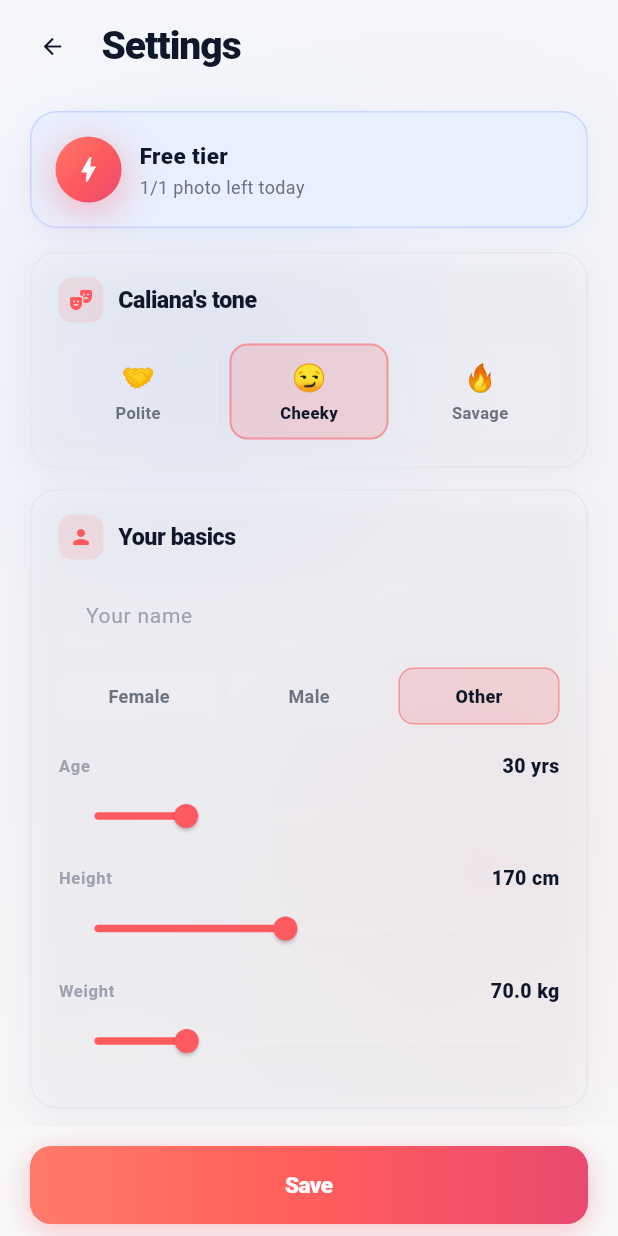
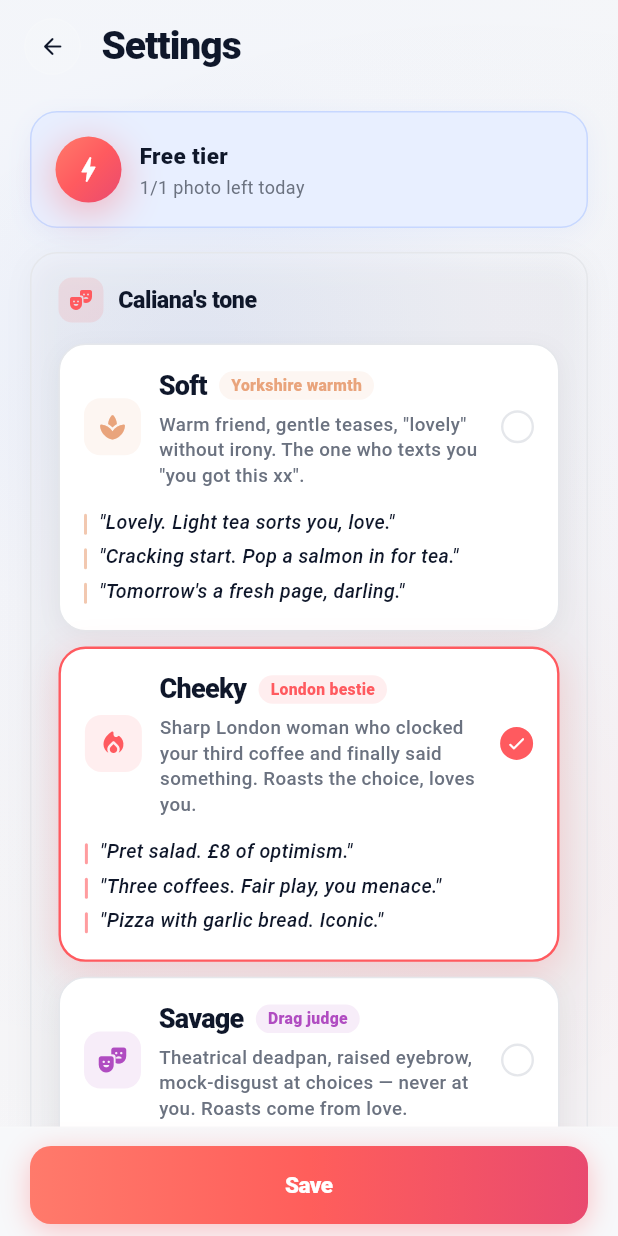
Before and after one commit to stossthegreat/Caliana, a Flutter app: the SettingsScreen screen opened directly, on a phone screen of 412 x 824 dp. Run offline on Flutter 3.47's test engine with Material 3 defaults, Android fonts, the phone set to English and light mode, and no system bars; our stand-ins replace audioplayers, image_picker, shared_preferences; missing offline and left inert: record; accounts and stored records are empty; Roboto replaces fonts that are missing (SF Pro Display).

Commit message:
Three real characters + per-tone voices + elite tone-selector cards
Stop iterating on a tone-paragraph and ship three full character
studies so Soft / Cheeky / Savage each feel like a different person,
not a slider.

Backend persona (caliana_agent.ts):
- POLITE -> "Soft Caliana": Yorkshire warmth, the friend who texts
  "you got this xx", uses "lovely / darling / good lass" without
  irony, references kettle/cosy nights/Saturday runs.
- CHEEKY -> "London Caliana" (default): late-20s London woman, half-
  Greek, ex-nutritionist, sharp + fond. Drops Pret/Greggs/Tube/Uber
  Eats into reactions. Sample lines: "Pret salad. £8 of optimism.",
  "Three coffees. Fair play, you menace.", "Pizza with garlic bread.
  Iconic.".
- SAVAGE -> "Drag Caliana": panel-show host crossed with a drag-
  judge. Theatrical mock-disgust at choices, never the person.
  Sample lines: "Doughnut at three. The audacity.", "Crisps as a
  meal. Deeply concerning.", "Cookie. At ten AM. Babe.".
- Each block ships a vocabulary set, banned-words list (so Polite
  can't use "behave" and Savage can't say "darling"), emotional
  register, references, and 5+ concrete sample lines so the model
  has a strong style prior.

Per-tone voices (config.ts + elevenlabs.ts + caliana-voice.ts):
- ELEVENLABS_VOICE_ID_POLITE / _CHEEKY / _SAVAGE env vars, each
  optional and falling back to ELEVENLABS_VOICE_ID. The voice route
  now takes a `tone` field; flutter passes profile.tone on every
  synth call.
- Voice settings tuned per tone: Polite softer (style 0.20), Cheeky
  default (0.40), Savage edged up (style 0.55) for deadpan delivery.

Elite tone selector (lib/widgets/character_card.dart, new):
- Replaces the old emoji-pill row in onboarding + the small horizontal
  buttons in Settings with three full-bleed character cards, each
  showing: title (Soft / Cheeky / Savage), archetype tag (Yorkshire
  warmth / London bestie / Drag judge), one-line blurb, and three
  sample lines with a colour-coded accent rail. Selected card glows
  in its character colour (peach / coral / magenta).
- Onboarding tone screen now scrolls (Spacer was forcing a layout
  the new cards outgrew).

https://claude.ai/code/session_01UsHHKX8ots5oPXM3fTPrbz

```diff
--- a/lib/screens/settings_screen.dart
+++ b/lib/screens/settings_screen.dart
@@ -8,6 +8,7 @@ import '../services/app_settings_service.dart';
 import '../services/usage_service.dart';
 import '../services/day_log_service.dart';
 import '../widgets/aurora_background.dart';
+import '../widgets/character_card.dart';
 
 const _kPrivacyUrl = 'https://stossthegreat.github.io/Caliana/privacy.html';
 const _kTermsUrl = 'https://stossthegreat.github.io/Caliana/terms.html';
@@ -278,57 +279,20 @@ class _SettingsScreenState extends State<SettingsScreen> {
   }
 
   Widget _toneRow() {
-    return Row(
+    return Column(
+      crossAxisAlignment: CrossAxisAlignment.stretch,
       children: [
-        Expanded(child: _toneBtn('polite', 'Polite', '🤝')),
-        const SizedBox(width: 8),
-        Expanded(child: _toneBtn('cheeky', 'Cheeky', '😏')),
-        const SizedBox(width: 8),
-        Expanded(child: _toneBtn('savage', 'Savage', '🔥')),
+        for (final v in const ['polite', 'cheeky', 'savage']) ...[
+          CharacterCard(
+            value: v,
+            selected: _draft.tone == v,
+            onTap: () {
+              setState(() => _draft = _draft.copyWith(tone: v));
+            },
+          ),
+          if (v != 'savage') const SizedBox(height: 10),
+        ],
       ],
-    );
-  }
-
-  Widget _toneBtn(String value, String label, String emoji) {
-    final selected = _draft.tone == value;
-    return GestureDetector(
-      onTap: () {
-        HapticFeedback.selectionClick();
-        setState(() => _draft = _draft.copyWith(tone: value));
-      },
-      child: AnimatedContainer(
-        duration: const Duration(milliseconds: 200),
-        height: 64,
-        decoration: BoxDecoration(
-          color: selected
-              ? AppColors.accent.withValues(alpha: 0.18)
-              : Colors.white.withValues(alpha: 0.04),
-          borderRadius: BorderRadius.circular(12),
-          border: Border.all(
-            color: selected
-                ? AppColors.accent.withValues(alpha: 0.5)
-                : Colors.white.withValues(alpha: 0.10),
-            width: selected ? 1.4 : 1,
-          ),
-        ),
-        child: Column(
-          mainAxisAlignment: MainAxisAlignment.center,
-          children: [
-            Text(emoji, style: const TextStyle(fontSize: 18)),
-            const SizedBox(height: 2),
-            Text(
-              label,
-              style: TextStyle(
-                fontSize: 11,
-                fontWeight: selected ? FontWeight.w800 : FontWeight.w600,
-                color: selected
-                    ? AppColors.textPrimary
-                    : AppColors.textSecondary,
-              ),
-            ),
-          ],
-        ),
-      ),
     );
   }
 
--- a/lib/services/caliana_service.dart
+++ b/lib/services/caliana_service.dart
@@ -85,12 +85,13 @@ class CalianaService {
   // ---------------------------------------------------------------------------
   Future<String?> synthesizeVoice(String text) async {
     if (_baseUrl.isEmpty || text.trim().isEmpty) return null;
+    final tone = UserProfileService.instance.profile.tone;
     try {
       final res = await http
           .post(
             Uri.parse('$_baseUrl/api/caliana-voice'),
             headers: {'Content-Type': 'application/json'},
-            body: jsonEncode({'text': text.trim()}),
+            body: jsonEncode({'text': text.trim(), 'tone': tone}),
           )
           .timeout(const Duration(seconds: 20));
       if (res.statusCode != 200) {
--- /dev/null
+++ b/lib/widgets/character_card.dart
@@ -0,0 +1,244 @@
+import 'package:flutter/material.dart';
+import 'package:flutter/services.dart';
+import '../theme/app_theme.dart';
+
+/// Three Calianas, three cards. Each tone is a real character study,
+/// not a slider — so the selector shows you who you're picking.
+///
+/// Used in onboarding (light theme, tappable) and in Settings (same).
+class CharacterCard extends StatelessWidget {
+  final String value;
+  final bool selected;
+  final VoidCallback onTap;
+
+  const CharacterCard({
+    super.key,
+    required this.value,
+    required this.selected,
+    required this.onTap,
+  });
+
+  static const _data = {
+    'polite': _CharacterData(
+      title: 'Soft',
+      archetype: 'Yorkshire warmth',
+      blurb:
+          'Warm friend, gentle teases, "lovely" without irony. The one who texts you "you got this xx".',
+      quotes: [
+        '"Lovely. Light tea sorts you, love."',
+        '"Cracking start. Pop a salmon in for tea."',
+        '"Tomorrow\'s a fresh page, darling."',
+      ],
+      accent: Color(0xFFE9A47C), // soft peach
+      bgTint: Color(0x1AE9A47C),
+      icon: Icons.spa_rounded,
+    ),
+    'cheeky': _CharacterData(
+      title: 'Cheeky',
+      archetype: 'London bestie',
+      blurb:
+          'Sharp London woman who clocked your third coffee and finally said something. Roasts the choice, loves you.',
+      quotes: [
+        '"Pret salad. £8 of optimism."',
+        '"Three coffees. Fair play, you menace."',
+        '"Pizza with garlic bread. Iconic."',
+      ],
+      accent: Color(0xFFFF5A5F), // brand coral
+      bgTint: Color(0x1AFF5A5F),
+      icon: Icons.local_fire_department_rounded,
+    ),
+    'savage': _CharacterData(
+      title: 'Savage',
+      archetype: 'Drag judge',
+      blurb:
+          'Theatrical deadpan, raised eyebrow, mock-disgust at choices — never at you. Roasts come from love.',
+      quotes: [
+        '"Fourth coffee. Religious experience over there."',
+        '"Doughnut at three. The audacity."',
+        '"Crisps as a meal. Deeply concerning."',
+      ],
+      accent: Color(0xFFB04CC1), // deep magenta
+      bgTint: Color(0x1AB04CC1),
+      icon: Icons.theater_comedy_rounded,
+    ),
+  };
+
+  @override
+  Widget build(BuildContext context) {
+    final d = _data[value]!;
+    return GestureDetector(
+      onTap: () {
+        HapticFeedback.selectionClick();
+        onTap();
+      },
+      child: AnimatedContainer(
+        duration: const Duration(milliseconds: 220),
+        curve: Curves.easeOut,
+        padding: const EdgeInsets.fromLTRB(16, 14, 16, 14),
+        decoration: BoxDecoration(
+          color: selected ? Colors.white : Colors.white,
+          borderRadius: BorderRadius.circular(18),
+          border: Border.all(
+            color: selected
+                ? d.accent
+                : AppColors.surfaceBorder,
+            width: selected ? 1.6 : 1,
+          ),
+          boxShadow: selected
+              ? [
+                  BoxShadow(
+                    color: d.accent.withValues(alpha: 0.22),
+                    blurRadius: 20,
+                    offset: const Offset(0, 6),
+                  ),
+                ]
+              : [
+                  BoxShadow(
+                    color: Colors.black.withValues(alpha: 0.04),
+                    blurRadius: 12,
+                    offset: const Offset(0, 3),
+                  ),
+                ],
+        ),
+        child: Column(
+          crossAxisAlignment: CrossAxisAlignment.start,
+          mainAxisSize: MainAxisSize.min,
+          children: [
+            Row(
+              children: [
+                Container(
+                  width: 38,
+                  height: 38,
+                  decoration: BoxDecoration(
+                    color: d.bgTint,
+                    borderRadius: BorderRadius.circular(11),
+                  ),
+                  child: Icon(d.icon, color: d.accent, size: 20),
+                ),
+                const SizedBox(width: 12),
+                Expanded(
+                  child: Column(
+                    crossAxisAlignment: CrossAxisAlignment.start,
+                    mainAxisSize: MainAxisSize.min,
+                    children: [
+                      Row(
+                        children: [
+                          Text(
+                            d.title,
+                            style: const TextStyle(
+                              fontSize: 18,
+                              fontWeight: FontWeight.w900,
+                              color: AppColors.textPrimary,
+                              letterSpacing: -0.5,
+                            ),
+                          ),
+                          const SizedBox(width: 8),
+                          Container(
+                            padding: const EdgeInsets.symmetric(
+                                horizontal: 8, vertical: 2),
+                            decoration: BoxDecoration(
+                              color: d.bgTint,
+                              borderRadius: BorderRadius.circular(50),
+                            ),
+                            child: Text(
+                              d.archetype,
+                              style: TextStyle(
+                                fontSize: 10.5,
+                                fontWeight: FontWeight.w800,
+                                color: d.accent,
+                                letterSpacing: 0.2,
+                              ),
+                            ),
+                          ),
+                        ],
+                      ),
+                      const SizedBox(height: 4),
+                      Text(
+                        d.blurb,
+                        style: TextStyle(
+                          fontSize: 12.5,
+                          height: 1.35,
+                          color: AppColors.textSecondary,
+                          fontWeight: FontWeight.w500,
+                        ),
+                      ),
+                    ],
+                  ),
+                ),
+                const SizedBox(width: 8),
+                AnimatedContainer(
+                  duration: const Duration(milliseconds: 200),
+                  width: 22,
+                  height: 22,
+                  decoration: BoxDecoration(
+                    color: selected ? d.accent : Colors.transparent,
+                    shape: BoxShape.circle,
+                    border: Border.all(
+                      color:
+                          selected ? d.accent : AppColors.surfaceBorder,
+                      width: 1.6,
+                    ),
+                  ),
+                  child: selected
+                      ? const Icon(Icons.check_rounded,
+                          size: 14, color: Colors.white)
+                      : null,
+                ),
+              ],
+            ),
+            const SizedBox(height: 12),
+            ...d.quotes.map((q) => Padding(
+                  padding: const EdgeInsets.symmetric(vertical: 2.5),
+                  child: Row(
+                    crossAxisAlignment: CrossAxisAlignment.start,
+                    children: [
+                      Container(
+                        width: 2,
+                        height: 14,
+                        margin: const EdgeInsets.only(top: 3, right: 8),
+                        decoration: BoxDecoration(
+                          color: d.accent.withValues(alpha: 0.6),
+                          borderRadius: BorderRadius.circular(2),
+                        ),
+                      ),
+                      Expanded(
+                        child: Text(
+                          q,
+                          style: TextStyle(
+                            fontSize: 13,
+                            height: 1.35,
+                            fontStyle: FontStyle.italic,
+                            color: AppColors.textPrimary,
+                            fontWeight: FontWeight.w500,
+                          ),
+                        ),
+                      ),
+                    ],
+                  ),
+                )),
+          ],
+        ),
+      ),
+    );
+  }
+}
+
+class _CharacterData {
+  final String title;
+  final String archetype;
+  final String blurb;
+  final List<String> quotes;
+  final Color accent;
+  final Color bgTint;
+  final IconData icon;
+
+  const _CharacterData({
+    required this.title,
+    required this.archetype,
+    required this.blurb,
+    required this.quotes,
+    required this.accent,
+    required this.bgTint,
+    required this.icon,
+  });
+}
```
Also changed, not shown: lib/screens/onboarding_screen.dart (+18 -35 lines), 4 other files.
